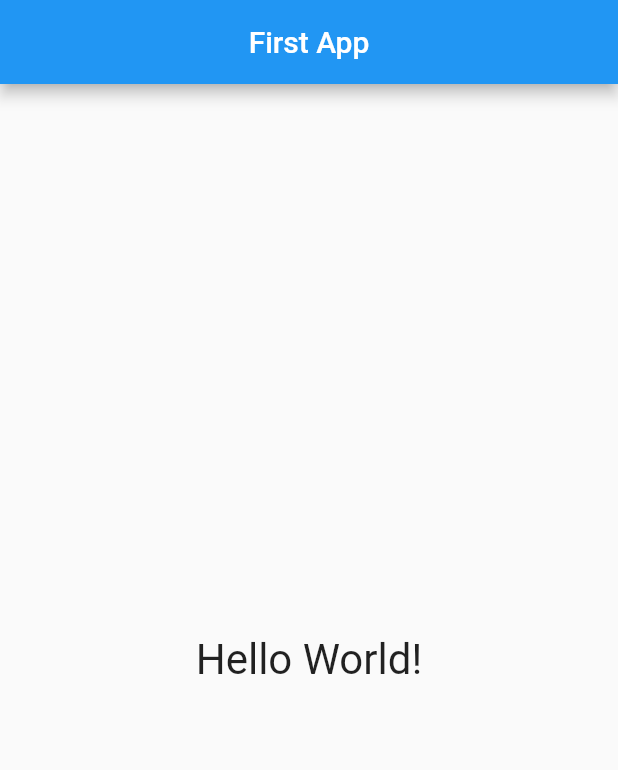
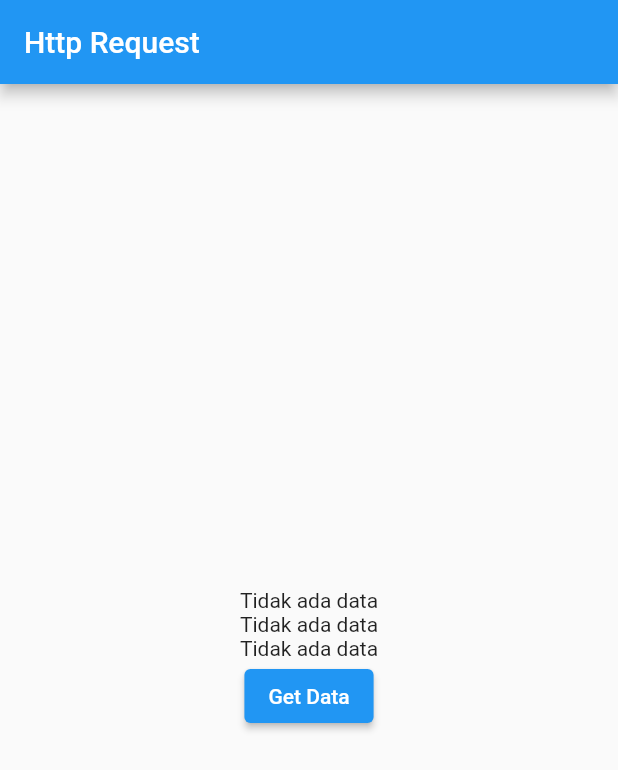
Before and after one commit to rianllauo/Flutter_basic, a Flutter app: the screen it shows after launch, on a phone screen of 412 x 824 dp. Shown: the top 770 px of the screen. Run offline on Flutter 3.47's test engine with Material 2 defaults, Android fonts, the phone set to English and light mode, and no system bars.

Commit message:
http request

```diff
--- a/lib/main.dart
+++ b/lib/main.dart
@@ -1,24 +1,67 @@
+import 'dart:convert';
+
 import 'package:flutter/material.dart';
+import 'package:http/http.dart' as http;
 
 void main() {
   runApp(MyApp());
 }
 
 class MyApp extends StatelessWidget {
+  const MyApp({super.key});
+
   @override
   Widget build(BuildContext context) {
     return MaterialApp(
-      debugShowCheckedModeBanner: false,
-      home: Scaffold(
-        appBar: AppBar(
-          title: const Text('First App'),
-          centerTitle: true,
-        ),
-        body: const Center(
-          child: Text(
-            'Hello World!',
-            style: TextStyle(fontSize: 28),
-          ),
+      home: HomePage(),
+    );
+  }
+}
+
+class HomePage extends StatefulWidget {
+  const HomePage({super.key});
+
+  @override
+  State<HomePage> createState() => _HomePageState();
+}
+
+class _HomePageState extends State<HomePage> {
+  Map<String, dynamic>? dataUser;
+
+  void fetchUser() async {
+    try {
+      var response = await http
+          .get(Uri.parse("https://jsonplaceholder.typicode.com/users/3"));
+      var data = json.decode(response.body);
+
+      setState(() {
+        dataUser = data;
+      });
+    } catch (e) {
+      print(e);
+    }
+  }
+
+  @override
+  Widget build(BuildContext context) {
+    return Scaffold(
+      appBar: AppBar(
+        title: Text('Http Request'),
+      ),
+      body: Center(
+        child: Column(
+          mainAxisAlignment: MainAxisAlignment.center,
+          children: [
+            Text(dataUser?['name'].toString() ?? 'Tidak ada data'),
+            Text(dataUser?['email'].toString() ?? 'Tidak ada data'),
+            Text(dataUser?['phone'].toString() ?? 'Tidak ada data'),
+            ElevatedButton(
+              onPressed: () {
+                fetchUser();
+              },
+              child: Text('Get Data'),
+            )
+          ],
         ),
       ),
     );
```
Also changed, not shown: pubspec.yaml (+4 -12 lines), pubspec.lock.
